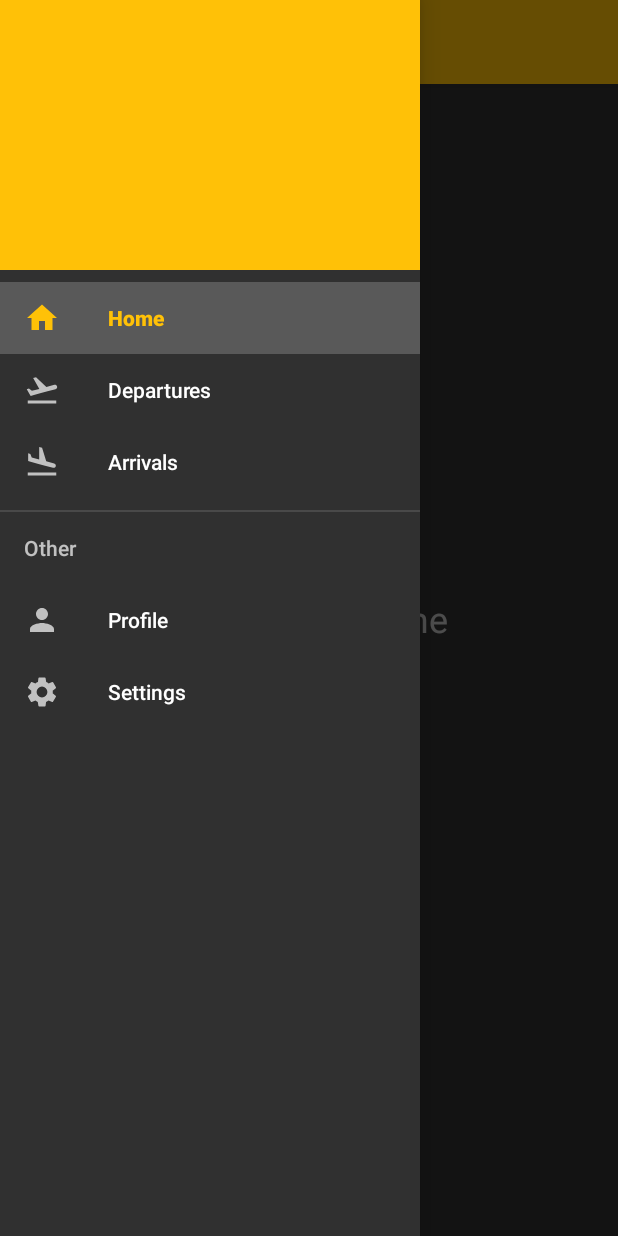
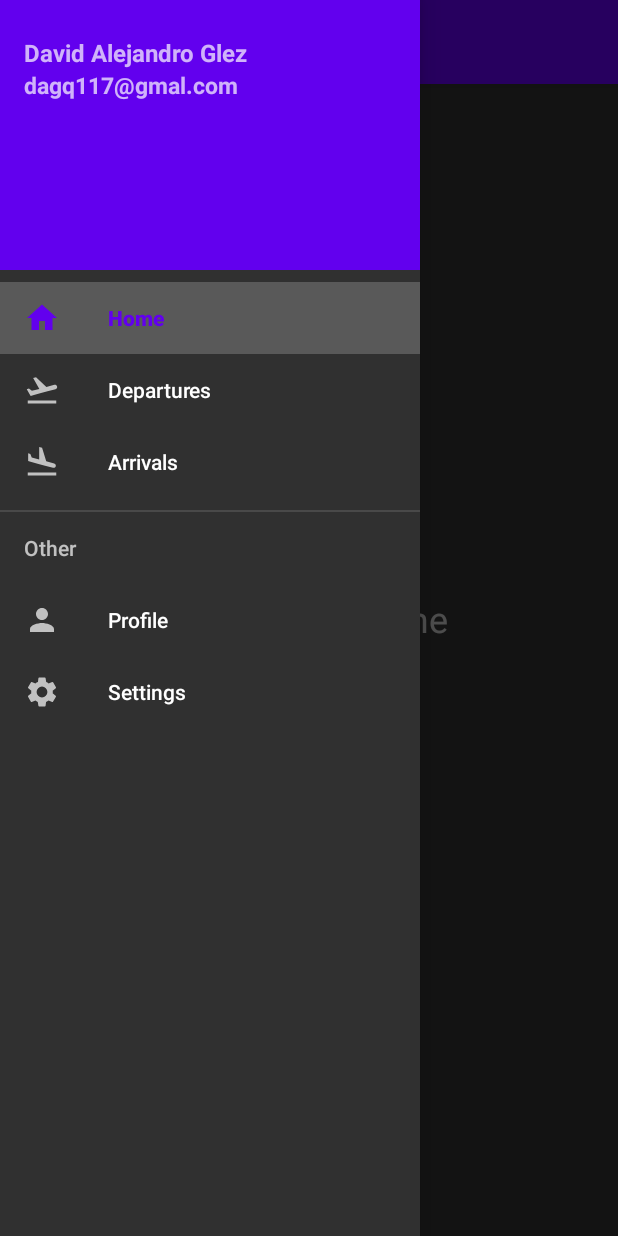
Before and after one commit to DavidGlezQ/Seccion7UdemyKotlin, an Android app: the screen it shows after launch (MainActivity), with the side drawer open, on a phone screen of 412 x 824 dp. Run offline under Robolectric (Android 15) with nearby library versions, the phone set to English and light mode, and no system bars.

Commit message:
Update 30/05/2020, Cambios y Refactor
-Se agregan mas funcionalidades al NavigatoinView asi como diferentes cambios.
-Al poner el movil en horizontal no regresa al primer activitie por defecto(HomeFragment).
-Se agregan las AndroidExtensionFunctions para el uso de los toast en las dos ultimas opciones.
-Se agrega un metodo para los textos del usuario e email.
-Se refactoriza el codigo para un mejor orden del mismo.
-Cambio de colores.

```diff
--- a/app/build.gradle
+++ b/app/build.gradle
@@ -37,4 +37,5 @@ dependencies {
     androidTestImplementation 'androidx.test.espresso:espresso-core:3.2.0'
 
     implementation "com.android.support:design:$kotlin_version"
+    implementation 'com.squareup.picasso:picasso:2.5.2'
 }
--- a/app/src/main/java/com/example/seccion7udemykotlin/activities/MainActivity.kt
+++ b/app/src/main/java/com/example/seccion7udemykotlin/activities/MainActivity.kt
@@ -3,13 +3,16 @@ package com.example.seccion7udemykotlin.activities
 import androidx.appcompat.app.AppCompatActivity
 import android.os.Bundle
 import android.view.MenuItem
+import android.widget.TextView
 import androidx.appcompat.app.ActionBarDrawerToggle
 import androidx.appcompat.widget.Toolbar
+import androidx.core.view.GravityCompat
 import androidx.fragment.app.Fragment
 import com.example.seccion7udemykotlin.R
 import com.example.seccion7udemykotlin.fragments.ArrivalsFragment
 import com.example.seccion7udemykotlin.fragments.DeparturesFragment
 import com.example.seccion7udemykotlin.fragments.HomeFragment
+import com.example.seccion7udemykotlin.others.toast
 import com.google.android.material.navigation.NavigationView
 import kotlinx.android.synthetic.main.activity_main.*
 
@@ -21,18 +24,11 @@ class MainActivity : AppCompatActivity(), NavigationView.OnNavigationItemSelecte
         //toolbar
         setSupportActionBar(findViewById(R.id.toolbar))
         setNavDrawer()
-        fragmentsTrasnsactions(HomeFragment())
-        navView.menu.getItem(0).isChecked = true
-    }
-
-    //Interfaz que nos permite controlar las opciones de nuestro menu.
-    override fun onNavigationItemSelected(item: MenuItem): Boolean {
-        when (item.itemId){
-            R.id.nav_home -> fragmentsTrasnsactions(HomeFragment())
-            R.id.nav_arrivals -> fragmentsTrasnsactions(ArrivalsFragment())
-            R.id.nav_departures -> fragmentsTrasnsactions(DeparturesFragment())
+        setUserHeaderInformation()
+        if(savedInstanceState == null) {
+            fragmentsTrasnsactions(HomeFragment())
+            navView.menu.getItem(0).isChecked = true
         }
-        return true
     }
 
     //Metodo para agreagr el icono y nos poermite abrir y cerrar el menu lateral.
@@ -44,10 +40,53 @@ class MainActivity : AppCompatActivity(), NavigationView.OnNavigationItemSelecte
         navView.setNavigationItemSelectedListener(this)
     }
 
-    //Fragments cambio
+    //Cambio entre fragments.
     private fun fragmentsTrasnsactions(fragment: Fragment){
         supportFragmentManager.beginTransaction()
             .replace(R.id.container, fragment)
             .commit()
     }
+
+    //Funcion para hacer el cambio de los fragments.
+    private fun loadFragmentById(id: Int){
+        when (id){
+            R.id.nav_home -> fragmentsTrasnsactions(HomeFragment())
+            R.id.nav_arrivals -> fragmentsTrasnsactions(ArrivalsFragment())
+            R.id.nav_departures -> fragmentsTrasnsactions(DeparturesFragment())
+        }
+    }
+
+    //Funcion para mostrar los mensajes (toast con KAT), de las dos ultimas opciones.
+    private fun showMessageNavItemSelectedById(id: Int){
+        when (id){
+            R.id.nav_profile -> toast("profile")
+            R.id.nav_settings -> toast("Settings")
+        }
+    }
+
+    //Funcion para mostrar el usuario y el email del usuario.
+    private fun setUserHeaderInformation(){
+        val name = navView.getHeaderView(0).findViewById<TextView>(R.id.textViewName)
+        val email = navView.getHeaderView(0).findViewById<TextView>(R.id.textViewEmail)
+
+        name?.let { name.text = getString(R.string.user_name) }
+        email?.let { email.text = getString(R.string.user_email) }
+    }
+
+    //Interfaz que nos permite controlar las opciones de nuestro menu.
+    override fun onNavigationItemSelected(item: MenuItem): Boolean {
+        showMessageNavItemSelectedById(item.itemId)
+        loadFragmentById(item.itemId)
+        DrawerLayout.closeDrawer(GravityCompat.START) //Con esta linea hacemos que cada que seleccionemos una opcion se cierre el menu.
+        return true
+    }
+
+    //Funcion para que al presionar el boton de back estando el NavigationView abierto solo cierre esa vista y no la app.
+    override fun onBackPressed(){
+        if (DrawerLayout.isDrawerOpen(GravityCompat.START)) {
+            DrawerLayout.closeDrawer(GravityCompat.START)
+        } else {
+            super.onBackPressed()
+        }
+    }
 }
--- a/app/src/main/res/layout/nav_header.xml
+++ b/app/src/main/res/layout/nav_header.xml
@@ -10,16 +10,17 @@
 
     <TextView
         android:id="@+id/textViewName"
-        android:layout_width="wrap_content"
+        android:layout_width="match_parent"
         android:layout_height="wrap_content"
+        android:textSize="16sp"
         android:paddingTop="8dp"
         android:textStyle="bold"/>
 
     <TextView
         android:id="@+id/textViewEmail"
-        android:layout_width="wrap_content"
+        android:layout_width="match_parent"
         android:layout_height="wrap_content"
-       android:textSize="8dp"
+        android:textSize="15sp"
         android:textStyle="bold"/>
 
 </LinearLayout>
--- a/app/src/main/res/values/colors.xml
+++ b/app/src/main/res/values/colors.xml
@@ -1,6 +1,6 @@
 <?xml version="1.0" encoding="utf-8"?>
 <resources>
-    <color name="colorPrimary">#FFC107</color>
-    <color name="colorPrimaryDark">#FFA000</color>
-    <color name="colorAccent">#FFEB3B</color>
+    <color name="colorPrimary">#6200EE</color>
+    <color name="colorPrimaryDark">#3700B3</color>
+    <color name="colorAccent">#03DAC5</color>
 </resources>
--- a/app/src/main/res/values/strings.xml
+++ b/app/src/main/res/values/strings.xml
@@ -1,6 +1,6 @@
 <resources>
     <string name="app_name">Section 7</string>
-    <string name="user_name">David Glez</string>
+    <string name="user_name">David Alejandro Glez</string>
     <string name="user_email">dagq117@gmal.com</string>
     <string name="open_drawer">Navigation Drawer is open</string>
     <string name="close_drawer">Navigation Drawer is close</string>
```
Also changed, not shown: app/src/main/java/com/example/seccion7udemykotlin/others/extensionFunctions.kt (added, +28 -0 lines).
